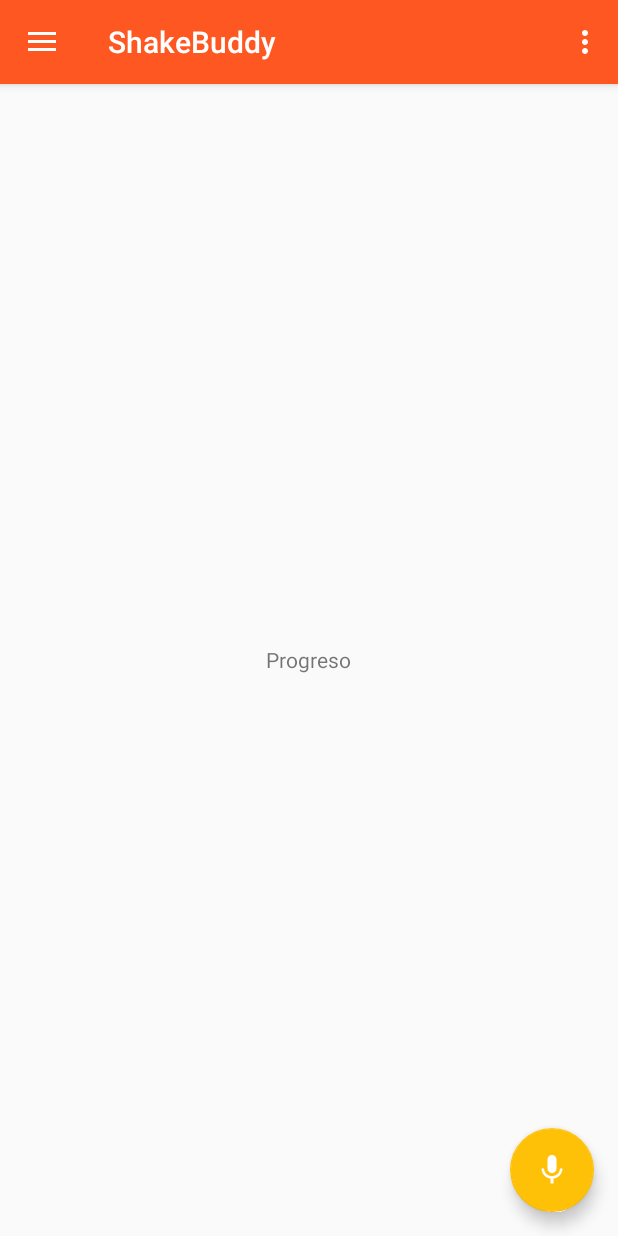
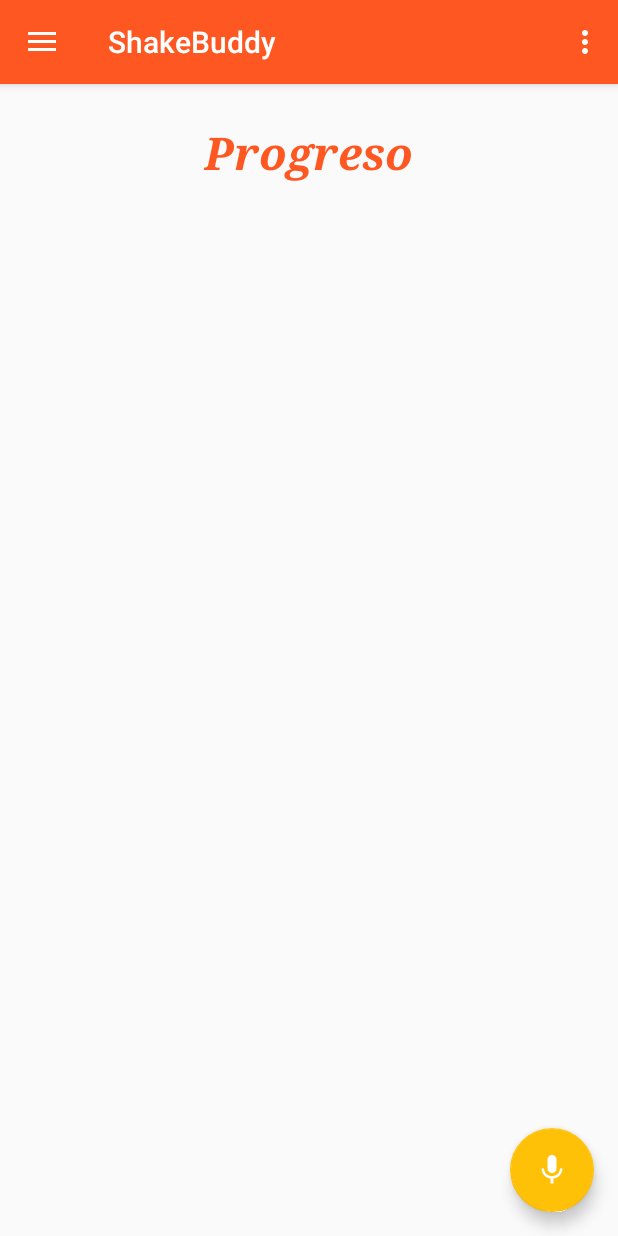
Before and after one commit to LEDODO99/HCIProy2, an Android app: the screen it shows after launch (MainActivity), in the side drawer, after a tap on "Progreso", on a phone screen of 412 x 824 dp. Run offline under Robolectric (Android 15) with nearby library versions, the phone set to English and light mode, and no system bars.

Commit message:
gui update

```diff
--- a/app/src/main/res/layout/fragment_progreso.xml
+++ b/app/src/main/res/layout/fragment_progreso.xml
@@ -3,10 +3,29 @@
     android:layout_width="match_parent"
     android:layout_height="match_parent">
 
-    <TextView
-        android:layout_width="wrap_content"
-        android:layout_height="wrap_content"
-        android:text="Progreso"
-        android:layout_centerInParent="true"/>
+    <ScrollView
+        android:layout_width="match_parent"
+        android:layout_height="match_parent">
+
+        <LinearLayout
+            android:layout_width="match_parent"
+            android:layout_height="wrap_content"
+            android:orientation="vertical" >
+
+            <TextView
+                android:id="@+id/txt_progreso"
+                android:layout_width="wrap_content"
+                android:layout_height="wrap_content"
+                android:layout_gravity="center_horizontal"
+                android:layout_marginTop="25dp"
+                android:fontFamily="serif"
+                android:text="Progreso"
+                android:textColor="#FF5722"
+                android:textSize="30sp"
+                android:textStyle="bold|italic" />
+
+        </LinearLayout>
+
+    </ScrollView>
 
 </RelativeLayout>
```
